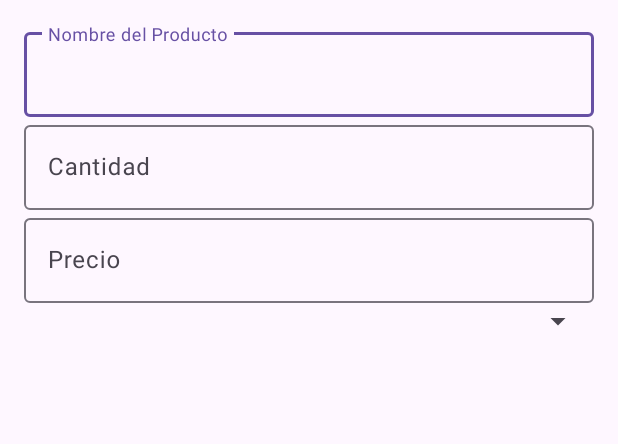
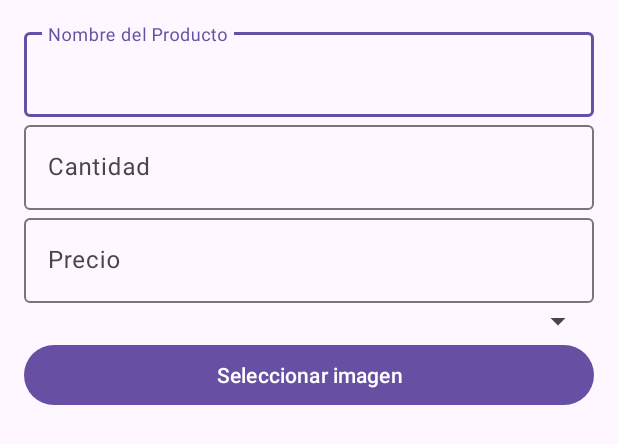
Before and after one commit to sgomezfajardo/Life2Food, an Android app: the layout dialog_add_product.xml on its own in the app's theme, with its tools: preview values and no code run, on a phone screen of 412 x 824 dp. Shown: the top 444 px of the screen. Run offline under Robolectric (Android 15) with nearby library versions, the phone set to English and light mode, and no system bars.

Commit message:
image on products

```diff
--- a/app/build.gradle.kts
+++ b/app/build.gradle.kts
@@ -51,7 +51,7 @@ dependencies {
     implementation(libs.firebase.storage)
     implementation ("com.google.firebase:firebase-storage:21.0.1")
     implementation ("com.squareup.picasso:picasso:2.8")
-
+    implementation ("com.github.bumptech.glide:glide:4.12.0")
     testImplementation("junit:junit:4.13.2")
     androidTestImplementation("androidx.test.ext:junit:1.1.5")
     androidTestImplementation("androidx.test.espresso:espresso-core:3.5.1")
--- a/app/src/main/AndroidManifest.xml
+++ b/app/src/main/AndroidManifest.xml
@@ -3,6 +3,9 @@
     xmlns:tools="http://schemas.android.com/tools">
     <!-- Permiso para el uso de internet -->
     <uses-permission android:name="android.permission.INTERNET" />
+    <uses-permission android:name="android.permission.READ_EXTERNAL_STORAGE" />
+    <uses-permission android:name="android.permission.WRITE_EXTERNAL_STORAGE" />
+    <uses-permission android:name="android.permission.READ_EXTERNAL_STORAGE"/>
 
     <application
         android:allowBackup="true"
--- a/app/src/main/res/layout/dialog_add_product.xml
+++ b/app/src/main/res/layout/dialog_add_product.xml
@@ -37,11 +37,28 @@
             android:id="@+id/product_price"
             android:layout_width="match_parent"
             android:layout_height="wrap_content"
-            android:inputType="numberDecimal" /> <!-- Para aceptar decimales -->
+            android:inputType="numberDecimal" />
     </com.google.android.material.textfield.TextInputLayout>
 
     <Spinner
         android:id="@+id/product_type_spinner"
         android:layout_width="match_parent"
         android:layout_height="wrap_content" />
+
+
+    <Button
+        android:id="@+id/btn_select_image"
+        android:layout_width="match_parent"
+        android:layout_height="wrap_content"
+        android:text="Seleccionar imagen" />
+
+
+
+    <ImageView
+        android:id="@+id/selected_image_preview"
+        android:layout_width="match_parent"
+        android:layout_height="200dp"
+        android:layout_marginTop="16dp"
+        android:scaleType="centerCrop"
+        android:visibility="gone" />
 </LinearLayout>
```
Also changed, not shown: app/src/main/java/com/example/life2food/EcommerceActivity.java (+10 -10 lines), app/src/main/java/com/example/life2food/Product.java (+12 -4 lines), app/src/main/java/com/example/life2food/ProductAdapter.java (+19 -5 lines), app/src/main/java/com/example/life2food/SupermarketActivity.java (+24 -20 lines), app/src/main/res/layout/item_product.xml (+27 -15 lines).
